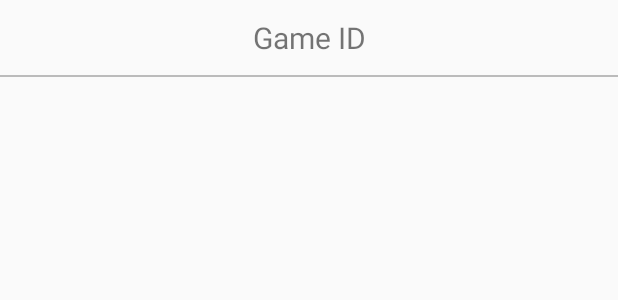
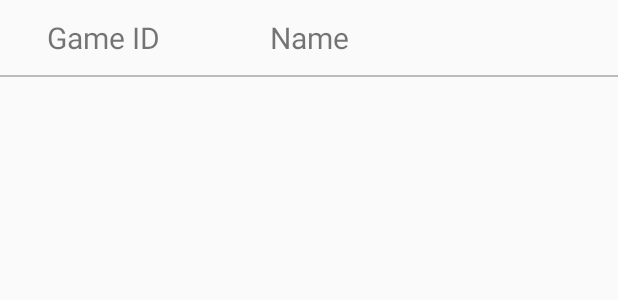
Before and after one commit to adnansakel/Quality-and-Usability-Project, an Android app: the layout list_view_item_gamelist.xml on its own in the app's theme, with its tools: preview values and no code run, on a phone screen of 412 x 824 dp. Shown: the top 300 px of the screen. Run offline under Robolectric (Android 15) with nearby library versions, the light colour scheme and no system bars.

Commit message:
Server Integration and showing data on view
Game list, join game, player list in lobby

```diff
--- a/MyApplication/app/src/main/AndroidManifest.xml
+++ b/MyApplication/app/src/main/AndroidManifest.xml
@@ -21,8 +21,8 @@
 
         <activity android:name=".MainGameActivity"></activity>
         <activity android:name=".LobbyActivity"></activity>
+        <activity android:name=".HomeActivity"></activity>
         <activity android:name=".JoinGameActivity"></activity>
-        <activity android:name=".HomeActivity"></activity>
     </application>
 
 </manifest>
--- a/MyApplication/app/src/main/java/com/example/adnansakel/bingo/JoinGameActivity.java
+++ b/MyApplication/app/src/main/java/com/example/adnansakel/bingo/JoinGameActivity.java
@@ -13,17 +13,19 @@ import com.example.adnansakel.bingo.View.JoinGameView;
  */
 public class JoinGameActivity extends AppCompatActivity{
     LinearLayout llGameList;
+    BingoServerCalls bingoServerCalls;
     @Override
     protected void onCreate(Bundle savedInstanceState) {
         super.onCreate(savedInstanceState);
         setContentView(R.layout.activity_join_game);
-
+        bingoServerCalls = new BingoServerCalls(((MyApplication)getApplication()).getBingoGameModel(),this);
         new JoinGameView(findViewById(R.id.ll_join_game_view),((MyApplication)getApplication()).getBingoGameModel(),this);
         initialize();
     }
 
     private void initialize(){
         llGameList = (LinearLayout)findViewById(R.id.llGamesAvailable);
+        bingoServerCalls.getAvailableGamelist();
         /*
         LinearLayout.LayoutParams layoutParams = new LinearLayout.LayoutParams(ViewGroup.LayoutParams.MATCH_PARENT, ViewGroup.LayoutParams.MATCH_PARENT);
         layoutParams.setMargins(2, 0, 2, 0);
--- a/MyApplication/app/src/main/res/layout/list_view_item_gamelist.xml
+++ b/MyApplication/app/src/main/res/layout/list_view_item_gamelist.xml
@@ -3,13 +3,37 @@
     android:orientation="vertical" android:layout_width="match_parent"
     android:layout_height="wrap_content"
     android:id="@+id/ll_gamelistItem">
+
+    <LinearLayout
+        android:layout_width="match_parent"
+        android:layout_height="50dp"
+        android:orientation="horizontal">
         <TextView
             android:id="@+id/txtGameID"
+            android:layout_weight="1"
             android:layout_width="match_parent"
-    android:layout_height="50dp"
+            android:layout_height="match_parent"
             android:text="Game ID"
             android:textSize="20sp"
             android:gravity="center"/>
+        <TextView
+            android:id="@+id/txtCreatorName"
+            android:layout_width="match_parent"
+            android:layout_height="match_parent"
+            android:layout_weight="1"
+            android:gravity="center"
+            android:textSize="20sp"
+            android:text="Name"/>
+        <LinearLayout
+            android:layout_width="match_parent"
+            android:layout_height="match_parent"
+            android:layout_weight="1">
+            <ImageView
+                android:layout_width="wrap_content"
+                android:layout_height="wrap_content" />
+        </LinearLayout>
+    </LinearLayout>
+
     <View
         android:layout_width="match_parent"
         android:layout_height="1dp"
```
Also changed, not shown: MyApplication/app/src/main/java/com/example/adnansakel/bingo/BingoServerCalls.java (+163 -32 lines), MyApplication/app/src/main/java/com/example/adnansakel/bingo/LobbyActivity.java (+12 -2 lines), MyApplication/app/src/main/java/com/example/adnansakel/bingo/Model/BingoGameModel.java (+12 -0 lines), MyApplication/app/src/main/java/com/example/adnansakel/bingo/Model/Game.java (+9 -0 lines), MyApplication/app/src/main/java/com/example/adnansakel/bingo/Util/AppConstants.java (+6 -2 lines), MyApplication/app/src/main/java/com/example/adnansakel/bingo/View/JoinGameView.java (+35 -2 lines), MyApplication/app/src/main/java/com/example/adnansakel/bingo/View/LobbyView.java (+26 -1 lines). Lines whose indentation alone changed are shown as unchanged.
